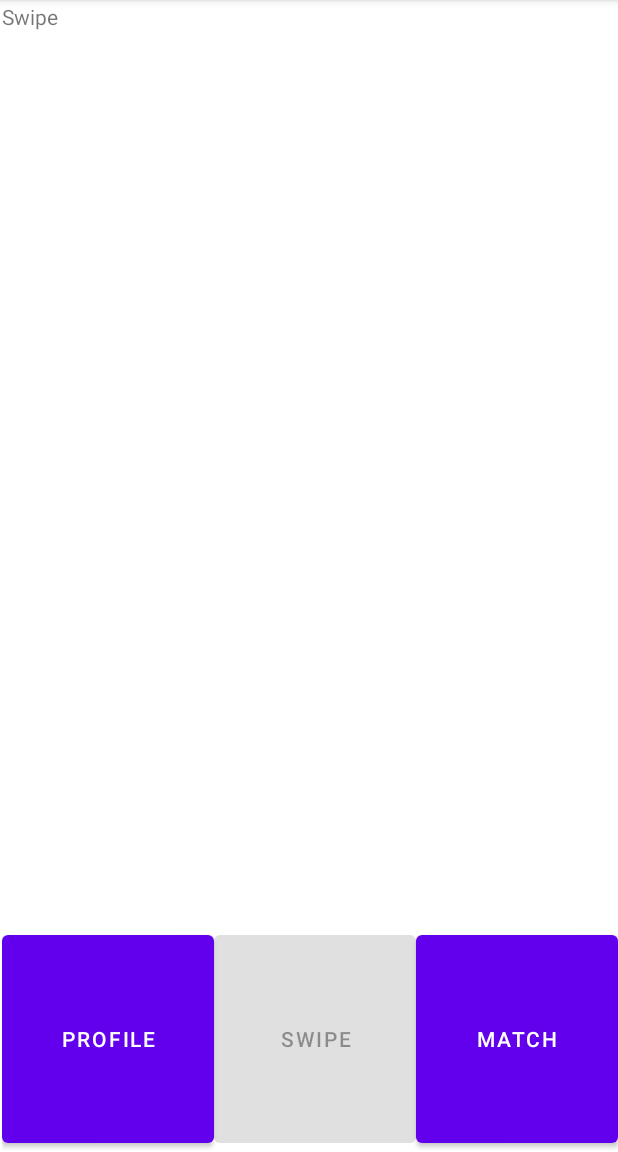
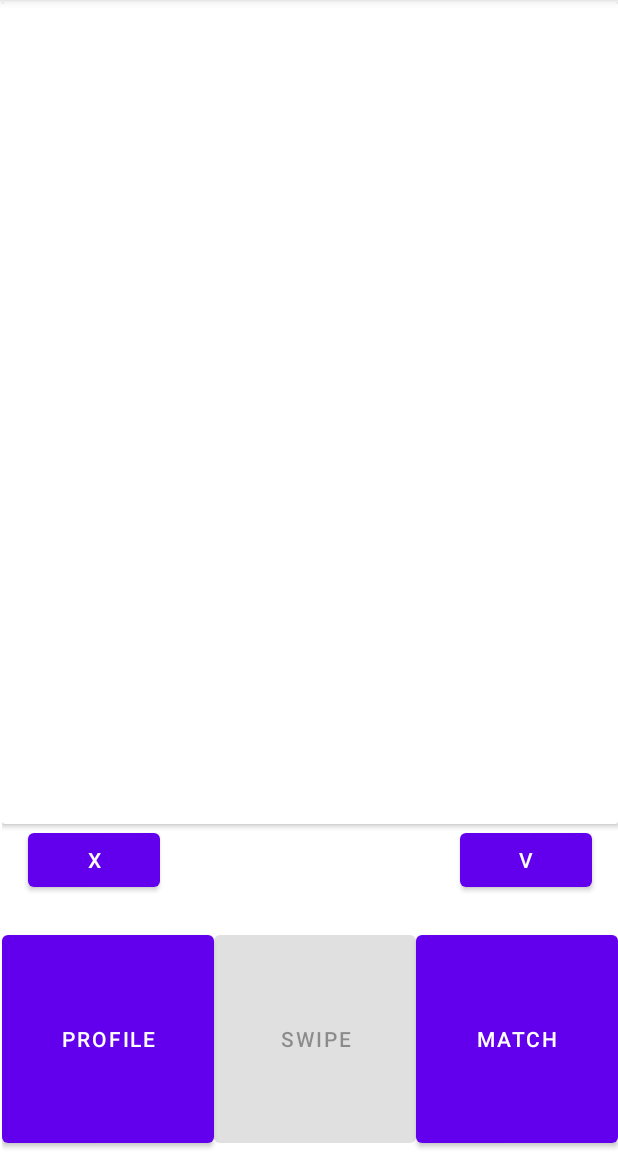
Before and after one commit to GameXMatch/GameXMatch, an Android app: the CoreApp screen opened directly, with no data from a screen before it, after a tap on "SWIPE", on a phone screen of 412 x 824 dp, the part 84-1236 px from its top. Run offline under Robolectric (Android 15) with nearby library versions, the phone set to English and light mode, and no system bars.

Commit message:
groundwork for the swipe fragment

```diff
--- a/android_app/app/src/main/java/ch/gamesxmatch/main/Swipe.kt
+++ b/android_app/app/src/main/java/ch/gamesxmatch/main/Swipe.kt
@@ -1,8 +1,28 @@
 package ch.gamesxmatch.main
 
+import android.os.Bundle
+import android.view.LayoutInflater
+import android.view.View
+import android.view.ViewGroup
+import android.widget.Button
+import androidx.cardview.widget.CardView
 import androidx.fragment.app.Fragment
 import ch.gamesxmatch.R
 
-class Swipe : Fragment(R.layout.activity_swipe) {
+class Swipe : Fragment() {
+    lateinit var btnSwipeLeft : Button
+    lateinit var btnSwipeRight : Button
+    lateinit var cardView: CardView
 
+    override fun onCreateView(
+        inflater: LayoutInflater,
+        container: ViewGroup?,
+        savedInstanceState: Bundle?
+    ): View? {
+        val view = inflater.inflate(R.layout.activity_swipe, container, false)
+        btnSwipeLeft = view.findViewById(R.id.swipe_left_button)
+        btnSwipeRight = view.findViewById(R.id.swipe_right_button)
+        cardView = view.findViewById(R.id.swipe_cardview)
+        return view
+    }
 }
--- a/android_app/app/src/main/res/layout/activity_swipe.xml
+++ b/android_app/app/src/main/res/layout/activity_swipe.xml
@@ -1,14 +1,48 @@
 <?xml version="1.0" encoding="utf-8"?>
 <androidx.constraintlayout.widget.ConstraintLayout xmlns:android="http://schemas.android.com/apk/res/android"
+    xmlns:app="http://schemas.android.com/apk/res-auto"
     xmlns:tools="http://schemas.android.com/tools"
     android:layout_width="match_parent"
     android:layout_height="match_parent">
 
-    <TextView
-        android:id="@+id/textView4"
-        android:layout_width="wrap_content"
-        android:layout_height="wrap_content"
-        android:text="@string/core_swipe_button"
-        tools:layout_editor_absoluteX="173dp"
-        tools:layout_editor_absoluteY="262dp" />
+    <LinearLayout
+        android:layout_width="match_parent"
+        android:layout_height="match_parent"
+        android:orientation="vertical"
+        app:layout_constraintStart_toStartOf="parent"
+        app:layout_constraintTop_toTopOf="parent">
+
+        <androidx.cardview.widget.CardView
+            android:id="@+id/swipe_cardview"
+            android:layout_width="match_parent"
+            android:layout_height="match_parent"
+            android:layout_weight="1" />
+
+        <LinearLayout
+            android:layout_width="match_parent"
+            android:layout_height="match_parent"
+            android:layout_weight="8"
+            android:orientation="horizontal"
+            android:gravity="center_horizontal"
+            android:divider="@color/cardview_light_background">
+
+            <Button
+                android:id="@+id/swipe_left_button"
+                android:layout_width="wrap_content"
+                android:layout_height="wrap_content"
+                android:text="@string/swipe_left_button" />
+
+            <Space
+                android:layout_width="200dp"
+                android:layout_height="wrap_content" />
+
+            <Button
+                android:id="@+id/swipe_right_button"
+                android:layout_width="wrap_content"
+                android:layout_height="wrap_content"
+                android:layout_gravity="end"
+                android:text="@string/swipe_right_button" />
+        </LinearLayout>
+    </LinearLayout>
+
 </androidx.constraintlayout.widget.ConstraintLayout>
--- a/android_app/app/src/main/res/values/strings.xml
+++ b/android_app/app/src/main/res/values/strings.xml
@@ -6,4 +6,6 @@
     <string name="core_profile_button">Profile</string>
     <string name="core_swipe_button">Swipe</string>
     <string name="core_match_button">Match</string>
+    <string name="swipe_left_button">X</string>
+    <string name="swipe_right_button">V</string>
 </resources>
```
